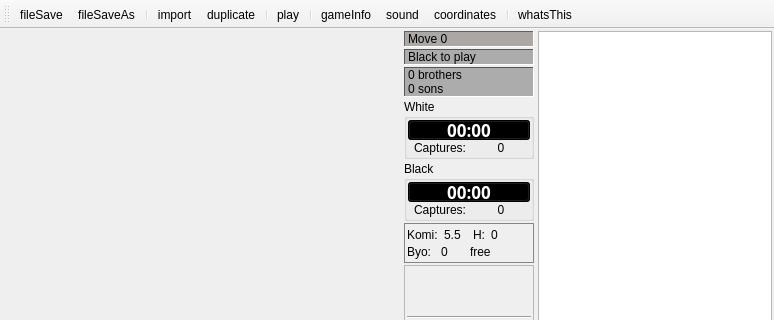
Above: src/board/boardwindow.ui from iamsyt/qgo before the change; both pictures show x 0 to 774 and y 0 to 320 of the 774 by 737 pixel window. Below: the same form after it.
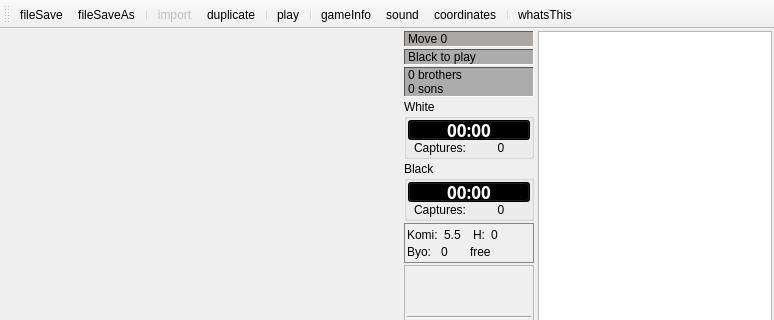
That is the form after the change. The open tabs and pages were chosen to show the change. Icons and pictures are not drawn. Custom widgets are drawn as their Qt base class.

Diff of the .ui file:
```diff
--- a/src/board/boardwindow.ui
+++ b/src/board/boardwindow.ui
@@ -5609,8 +5609,8 @@
   <widget class="QToolBar" name="toolBar" >
    <property name="minimumSize" >
     <size>
-     <width>49</width>
-     <height>37</height>
+     <width>0</width>
+     <height>0</height>
     </size>
    </property>
    <property name="maximumSize" >
@@ -5629,7 +5629,10 @@
     </size>
    </property>
    <attribute name="toolBarArea" >
-    <number>4</number>
+    <enum>TopToolBarArea</enum>
+   </attribute>
+   <attribute name="toolBarBreak" >
+    <bool>false</bool>
    </attribute>
    <addaction name="actionFileSave" />
    <addaction name="actionFileSaveAs" />
@@ -5700,6 +5703,9 @@
    </property>
   </action>
   <action name="actionImport" >
+   <property name="enabled" >
+    <bool>false</bool>
+   </property>
    <property name="icon" >
     <iconset resource="board.qrc" >:/new/prefix1/ressources/pics/import2.png</iconset>
    </property>
```
Left out of the diff: 587 changed lines with no effect on the pictures.
